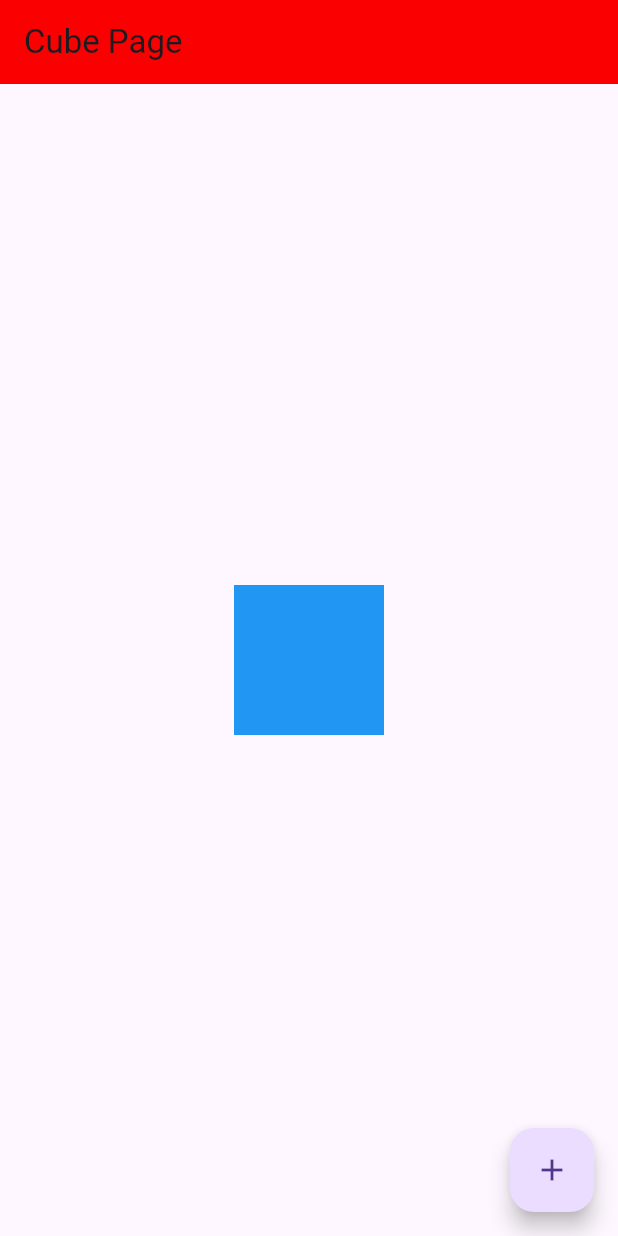
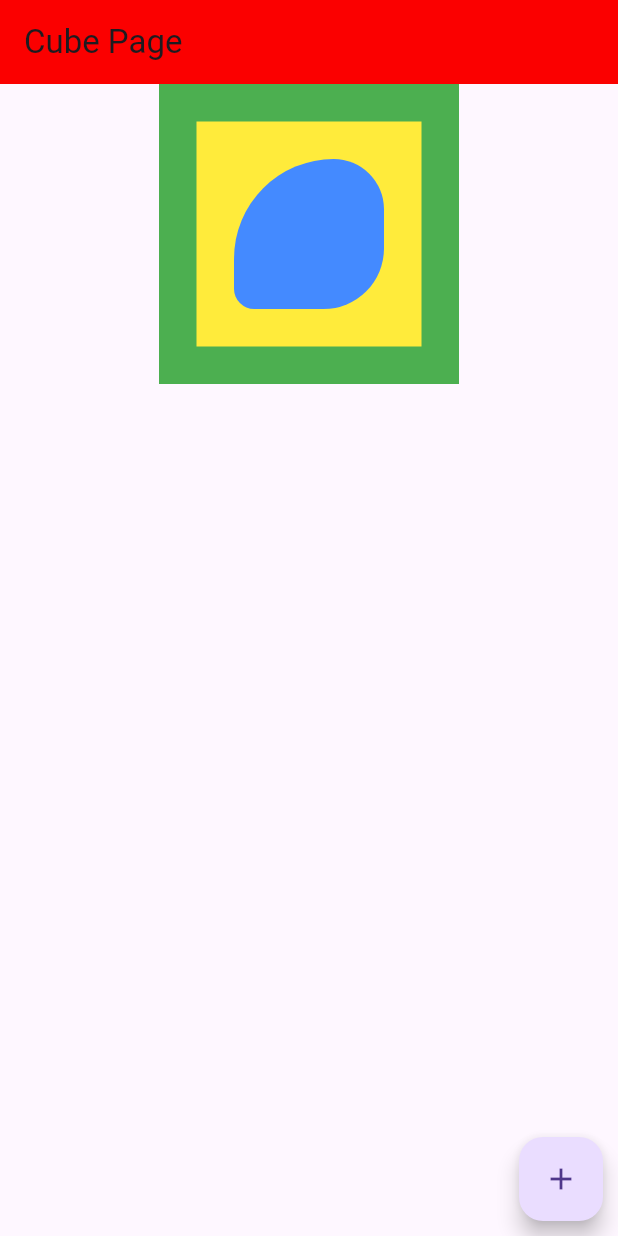
Before and after one commit to VinicioSantosOliveira/masterclass, a Flutter app: the screen it shows after launch, on a phone screen of 412 x 824 dp. Run offline on Flutter 3.47's test engine with Material 3 defaults, Android fonts, the phone set to English and light mode, and no system bars.

Commit message:
aprendendo a usar alinhamento

```diff
--- a/lib/cube_page.dart
+++ b/lib/cube_page.dart
@@ -14,29 +14,52 @@ class CubePage extends StatelessWidget {
         width: double.infinity,
         height: double.infinity,
         child: Stack(
+          alignment: Alignment.bottomCenter,
+          children: [
+            Container(
+              alignment: Alignment.topCenter,
+              child: Stack(
                 alignment: Alignment.center,
                 children: [
                   Container(
-              width: 100,
-              height: 100,
+                    width: 200,
+                    height: 200,
+                    color: Colors.green,
+                  ),
+                  Container(
+                    width: 150,
+                    height: 150,
                     color: Colors.yellow,
                   ),
                   Container(
                     width: 100,
                     height: 100,
-              color: Colors.green,
+                    decoration: BoxDecoration(
+                      borderRadius:
+                          const BorderRadius.all(Radius.circular(20)).copyWith(
+                        topLeft: const Radius.circular(99),
+                        topRight: const Radius.circular(50),
+                        bottomLeft: const Radius.circular(20),
+                        bottomRight: const Radius.circular(60),
                       ),
-            Container(
-              width: 100,
-              height: 100,
-              color: Colors.blue,
+                      color: Colors.blueAccent,
+                    ),
                   ),
                 ],
               ),
             ),
-      floatingActionButton: FloatingActionButton(
+            Padding(
+              padding: const EdgeInsets.all(10.0),
+              child: Align(
+                alignment: Alignment.bottomRight,
+                child: FloatingActionButton(
                   onPressed: () {},
                   child: const Icon(Icons.add),
+                ),
+              ),
+            ),
+          ],
+        ),
       ),
     );
   }
```
Lines whose indentation alone changed are shown as unchanged.
